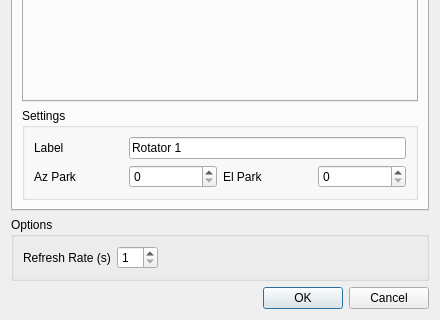
The window that dialogrotator.ui (PianetaRadio/CatRotator) describes before a commit, drawn with Qt 5; both pictures show x 0 to 440 and y 180 to 500 of the 440 by 500 pixel window.
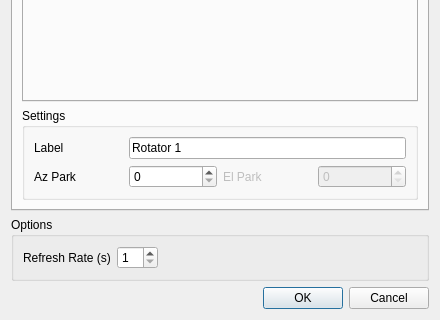
The same window after the commit.

The edit to the form file:
```diff
--- a/dialogrotator.ui
+++ b/dialogrotator.ui
@@ -100,6 +100,9 @@
          <layout class="QGridLayout" name="gridLayout_2">
           <item row="1" column="2">
            <widget class="QLabel" name="label_elPark">
+            <property name="enabled">
+             <bool>false</bool>
+            </property>
             <property name="text">
              <string>El Park</string>
             </property>
@@ -114,6 +117,9 @@
           </item>
           <item row="1" column="3">
            <widget class="QSpinBox" name="spinBox_elPark">
+            <property name="enabled">
+             <bool>false</bool>
+            </property>
             <property name="maximum">
              <number>90</number>
             </property>
```
Left out of the diff: 6 changed lines with no effect on the pictures.
